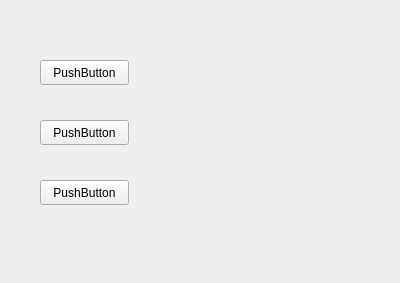
This is pim.ui in ytlp/QT-c2c as Qt 5 draws it before an edit. The edited form follows.
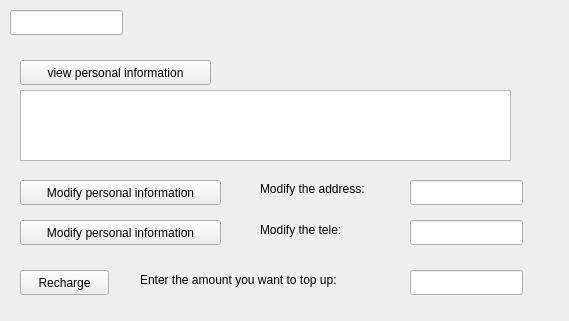
This is the edited form.

What changed in the file:
```diff
--- a/pim.ui
+++ b/pim.ui
@@ -6,8 +6,8 @@
    <rect>
     <x>0</x>
     <y>0</y>
-    <width>400</width>
-    <height>283</height>
+    <width>569</width>
+    <height>321</height>
    </rect>
   </property>
   <property name="windowTitle">
@@ -16,40 +16,145 @@
   <widget class="QPushButton" name="pushButton">
    <property name="geometry">
     <rect>
-     <x>40</x>
+     <x>20</x>
      <y>60</y>
-     <width>89</width>
+     <width>191</width>
      <height>25</height>
     </rect>
    </property>
    <property name="text">
-    <string>PushButton</string>
+    <string>view personal information</string>
    </property>
   </widget>
   <widget class="QPushButton" name="pushButton_2">
    <property name="geometry">
     <rect>
-     <x>40</x>
-     <y>120</y>
-     <width>89</width>
+     <x>20</x>
+     <y>180</y>
+     <width>201</width>
      <height>25</height>
     </rect>
    </property>
    <property name="text">
-    <string>PushButton</string>
+    <string>Modify personal information</string>
    </property>
   </widget>
   <widget class="QPushButton" name="pushButton_3">
    <property name="geometry">
     <rect>
-     <x>40</x>
-     <y>180</y>
+     <x>20</x>
+     <y>270</y>
      <width>89</width>
      <height>25</height>
     </rect>
    </property>
    <property name="text">
-    <string>PushButton</string>
+    <string>Recharge</string>
+   </property>
+  </widget>
+  <widget class="QLineEdit" name="idEdit">
+   <property name="geometry">
+    <rect>
+     <x>10</x>
+     <y>10</y>
+     <width>113</width>
+     <height>25</height>
+    </rect>
+   </property>
+   <property name="readOnly">
+    <bool>true</bool>
+   </property>
+  </widget>
+  <widget class="QTableView" name="tableView">
+   <property name="geometry">
+    <rect>
+     <x>20</x>
+     <y>90</y>
+     <width>491</width>
+     <height>71</height>
+    </rect>
+   </property>
+  </widget>
+  <widget class="QLineEdit" name="addressEdit">
+   <property name="geometry">
+    <rect>
+     <x>410</x>
+     <y>180</y>
+     <width>113</width>
+     <height>25</height>
+    </rect>
+   </property>
+  </widget>
+  <widget class="QLineEdit" name="moneyEdit">
+   <property name="geometry">
+    <rect>
+     <x>410</x>
+     <y>270</y>
+     <width>113</width>
+     <height>25</height>
+    </rect>
+   </property>
+  </widget>
+  <widget class="QLabel" name="label">
+   <property name="geometry">
+    <rect>
+     <x>260</x>
+     <y>180</y>
+     <width>151</width>
+     <height>17</height>
+    </rect>
+   </property>
+   <property name="text">
+    <string>Modify the address:</string>
+   </property>
+  </widget>
+  <widget class="QLabel" name="label_2">
+   <property name="geometry">
+    <rect>
+     <x>140</x>
+     <y>270</y>
+     <width>301</width>
+     <height>20</height>
+    </rect>
+   </property>
+   <property name="text">
+    <string>Enter the amount you want to top up:</string>
+   </property>
+  </widget>
+  <widget class="QLabel" name="label_3">
+   <property name="geometry">
+    <rect>
+     <x>260</x>
+     <y>220</y>
+     <width>131</width>
+     <height>20</height>
+    </rect>
+   </property>
+   <property name="text">
+    <string>Modify the tele:</string>
+   </property>
+  </widget>
+  <widget class="QLineEdit" name="teleEdit">
+   <property name="geometry">
+    <rect>
+     <x>410</x>
+     <y>220</y>
+     <width>113</width>
+     <height>25</height>
+    </rect>
+   </property>
+  </widget>
+  <widget class="QPushButton" name="pushButton_4">
+   <property name="geometry">
+    <rect>
+     <x>20</x>
+     <y>220</y>
+     <width>201</width>
+     <height>25</height>
+    </rect>
+   </property>
+   <property name="text">
+    <string>Modify personal information</string>
    </property>
   </widget>
  </widget>
```
